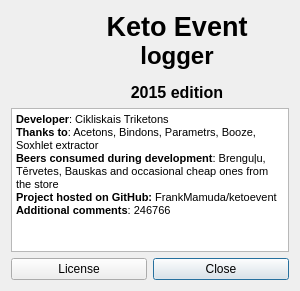
Before: the Qt Designer form gui_about.ui in FrankMamuda/ketoevent, drawn with Qt 5.
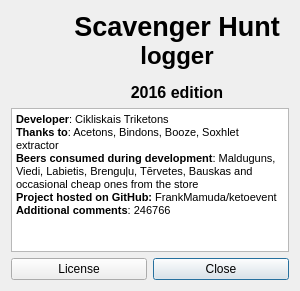
After: the same form once the commit is applied. Icons and pictures are not drawn.

The edit to the form file:
```diff
--- a/gui_about.ui
+++ b/gui_about.ui
@@ -40,10 +40,10 @@
 &lt;html&gt;&lt;head&gt;&lt;meta name=&quot;qrichtext&quot; content=&quot;1&quot; /&gt;&lt;style type=&quot;text/css&quot;&gt;
 p, li { white-space: pre-wrap; }
 &lt;/style&gt;&lt;/head&gt;&lt;body style=&quot; font-family:'MS Shell Dlg 2'; font-size:16pt; font-weight:600; font-style:normal;&quot;&gt;
-&lt;p align=&quot;center&quot; style=&quot; margin-top:0px; margin-bottom:0px; margin-left:0px; margin-right:0px; -qt-block-indent:0; text-indent:0px;&quot;&gt;&lt;span style=&quot; font-size:20pt;&quot;&gt;Keto Event&lt;/span&gt;&lt;/p&gt;
+&lt;p align=&quot;center&quot; style=&quot; margin-top:0px; margin-bottom:0px; margin-left:0px; margin-right:0px; -qt-block-indent:0; text-indent:0px;&quot;&gt;&lt;span style=&quot; font-size:20pt;&quot;&gt;Scavenger Hunt&lt;/span&gt;&lt;/p&gt;
 &lt;p align=&quot;center&quot; style=&quot; margin-top:0px; margin-bottom:0px; margin-left:0px; margin-right:0px; -qt-block-indent:0; text-indent:0px;&quot;&gt;&lt;span style=&quot; font-size:18pt;&quot;&gt;logger&lt;/span&gt;&lt;/p&gt;
 &lt;p align=&quot;center&quot; style=&quot;-qt-paragraph-type:empty; margin-top:0px; margin-bottom:0px; margin-left:0px; margin-right:0px; -qt-block-indent:0; text-indent:0px; font-size:8pt;&quot;&gt;&lt;br /&gt;&lt;/p&gt;
-&lt;p align=&quot;center&quot; style=&quot; margin-top:0px; margin-bottom:0px; margin-left:0px; margin-right:0px; -qt-block-indent:0; text-indent:0px;&quot;&gt;&lt;span style=&quot; font-size:12pt;&quot;&gt;2015 edition&lt;/span&gt;&lt;/p&gt;&lt;/body&gt;&lt;/html&gt;</string>
+&lt;p align=&quot;center&quot; style=&quot; margin-top:0px; margin-bottom:0px; margin-left:0px; margin-right:0px; -qt-block-indent:0; text-indent:0px;&quot;&gt;&lt;span style=&quot; font-size:12pt;&quot;&gt;2016 edition&lt;/span&gt;&lt;/p&gt;&lt;/body&gt;&lt;/html&gt;</string>
        </property>
        <property name="alignment">
         <set>Qt::AlignBottom|Qt::AlignHCenter</set>
@@ -100,8 +100,8 @@
 p, li { white-space: pre-wrap; }
 &lt;/style&gt;&lt;/head&gt;&lt;body style=&quot; font-family:'MS Shell Dlg 2'; font-size:8.25pt; font-weight:400; font-style:normal;&quot;&gt;
 &lt;p style=&quot; margin-top:0px; margin-bottom:0px; margin-left:0px; margin-right:0px; -qt-block-indent:0; text-indent:0px;&quot;&gt;&lt;span style=&quot; font-size:8pt; font-weight:600;&quot;&gt;Developer&lt;/span&gt;&lt;span style=&quot; font-size:8pt;&quot;&gt;: Cikliskais Triketons&lt;/span&gt;&lt;/p&gt;
-&lt;p style=&quot; margin-top:0px; margin-bottom:0px; margin-left:0px; margin-right:0px; -qt-block-indent:0; text-indent:0px;&quot;&gt;&lt;span style=&quot; font-size:8pt; font-weight:600;&quot;&gt;Thanks to&lt;/span&gt;&lt;span style=&quot; font-size:8pt;&quot;&gt;: Acetons, Bindons, Parametrs, Booze, Soxhlet extractor&lt;/span&gt;&lt;/p&gt;
-&lt;p style=&quot; margin-top:0px; margin-bottom:0px; margin-left:0px; margin-right:0px; -qt-block-indent:0; text-indent:0px;&quot;&gt;&lt;span style=&quot; font-size:8pt; font-weight:600;&quot;&gt;Beers consumed during development&lt;/span&gt;&lt;span style=&quot; font-size:8pt;&quot;&gt;: Brenguļu, Tērvetes, Bauskas and occasional cheap ones from the store&lt;/span&gt;&lt;/p&gt;
+&lt;p style=&quot; margin-top:0px; margin-bottom:0px; margin-left:0px; margin-right:0px; -qt-block-indent:0; text-indent:0px;&quot;&gt;&lt;span style=&quot; font-size:8pt; font-weight:600;&quot;&gt;Thanks to&lt;/span&gt;&lt;span style=&quot; font-size:8pt;&quot;&gt;: Acetons, Bindons, Booze, Soxhlet extractor&lt;/span&gt;&lt;/p&gt;
+&lt;p style=&quot; margin-top:0px; margin-bottom:0px; margin-left:0px; margin-right:0px; -qt-block-indent:0; text-indent:0px;&quot;&gt;&lt;span style=&quot; font-size:8pt; font-weight:600;&quot;&gt;Beers consumed during development&lt;/span&gt;&lt;span style=&quot; font-size:8pt;&quot;&gt;: Malduguns, Viedi, Labietis, Brenguļu, Tērvetes, Bauskas and occasional cheap ones from the store&lt;/span&gt;&lt;/p&gt;
 &lt;p style=&quot; margin-top:0px; margin-bottom:0px; margin-left:0px; margin-right:0px; -qt-block-indent:0; text-indent:0px;&quot;&gt;&lt;span style=&quot; font-size:8pt; font-weight:600;&quot;&gt;Project hosted on GitHub:&lt;/span&gt;&lt;span style=&quot; font-size:8pt;&quot;&gt; FrankMamuda/ketoevent&lt;/span&gt;&lt;/p&gt;
 &lt;p style=&quot; margin-top:0px; margin-bottom:0px; margin-left:0px; margin-right:0px; -qt-block-indent:0; text-indent:0px;&quot;&gt;&lt;span style=&quot; font-size:8pt; font-weight:600;&quot;&gt;Additional comments&lt;/span&gt;&lt;span style=&quot; font-size:8pt;&quot;&gt;: 246766&lt;/span&gt;&lt;/p&gt;&lt;/body&gt;&lt;/html&gt;</string>
      </property>
```
